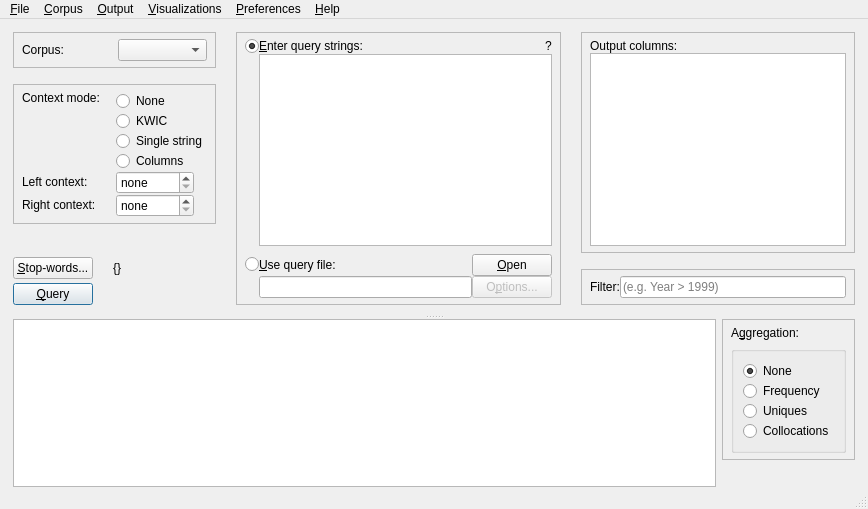
This is coquery/gui/ui/coquery.ui in gkunter/coquery as Qt 5 draws it before an edit. The edited form follows.
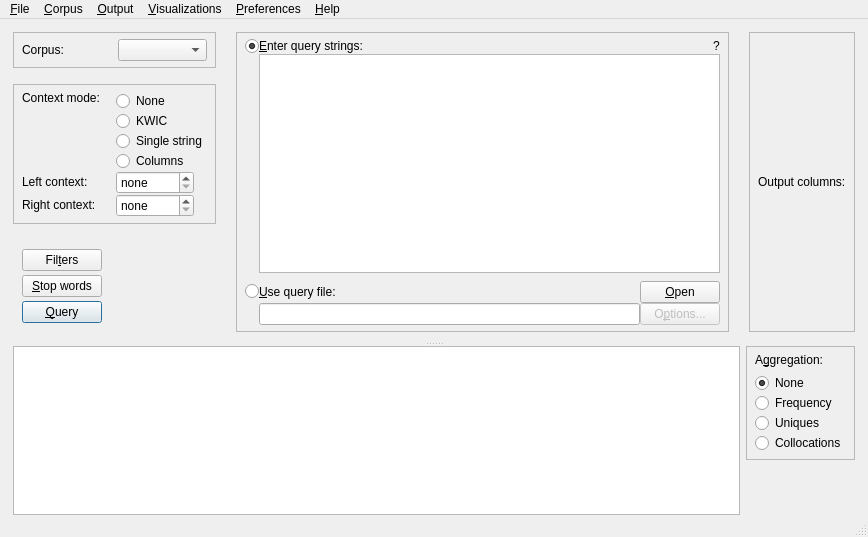
This is the edited form. Icons and pictures are not drawn.

Commit message: Remove filter widget and use button instead. Use CoqSwitch to toggle filters and stopwords

```diff
--- a/coquery/gui/ui/coquery.ui
+++ b/coquery/gui/ui/coquery.ui
@@ -7,7 +7,7 @@
     <x>0</x>
     <y>0</y>
     <width>868</width>
-    <height>509</height>
+    <height>537</height>
    </rect>
   </property>
   <property name="windowTitle">
@@ -388,13 +388,46 @@
            </spacer>
           </item>
           <item>
+           <widget class="QFrame" name="frame_buttons">
+            <property name="sizePolicy">
+             <sizepolicy hsizetype="Preferred" vsizetype="Fixed">
+              <horstretch>0</horstretch>
+              <verstretch>0</verstretch>
+             </sizepolicy>
+            </property>
            <layout class="QGridLayout" name="box_qer_buttons" rowstretch="0,0,0" columnstretch="0,0">
+             <property name="sizeConstraint">
+              <enum>QLayout::SetFixedSize</enum>
+             </property>
             <property name="horizontalSpacing">
-             <number>20</number>
+              <number>8</number>
             </property>
             <property name="verticalSpacing">
              <number>4</number>
             </property>
+             <item row="1" column="0">
+              <widget class="QPushButton" name="button_stopwords">
+               <property name="sizePolicy">
+                <sizepolicy hsizetype="Minimum" vsizetype="Fixed">
+                 <horstretch>0</horstretch>
+                 <verstretch>0</verstretch>
+                </sizepolicy>
+               </property>
+               <property name="text">
+                <string>&amp;Stop words</string>
+               </property>
+              </widget>
+             </item>
+             <item row="0" column="1">
+              <layout class="QHBoxLayout" name="filter_layout"/>
+             </item>
+             <item row="0" column="0">
+              <widget class="QPushButton" name="button_filters">
+               <property name="text">
+                <string>Fil&amp;ters</string>
+               </property>
+              </widget>
+             </item>
             <item row="2" column="0">
              <widget class="QPushButton" name="button_run_query">
               <property name="sizePolicy">
@@ -403,12 +436,6 @@
                 <verstretch>0</verstretch>
                </sizepolicy>
               </property>
-              <property name="minimumSize">
-               <size>
-                <width>0</width>
-                <height>0</height>
-               </size>
-              </property>
               <property name="text">
                <string>&amp;Query</string>
               </property>
@@ -424,33 +451,24 @@
               </property>
              </widget>
             </item>
-            <item row="1" column="0">
-             <widget class="QPushButton" name="button_stopwords">
-              <property name="sizePolicy">
-               <sizepolicy hsizetype="Minimum" vsizetype="Fixed">
-                <horstretch>0</horstretch>
-                <verstretch>0</verstretch>
-               </sizepolicy>
-              </property>
-              <property name="text">
-               <string>&amp;Stop-words...</string>
-              </property>
-             </widget>
+             <item row="2" column="1">
+              <spacer name="horizontalSpacer_6">
+               <property name="orientation">
+                <enum>Qt::Horizontal</enum>
+               </property>
+               <property name="sizeHint" stdset="0">
+                <size>
+                 <width>40</width>
+                 <height>20</height>
+                </size>
+               </property>
+              </spacer>
             </item>
             <item row="1" column="1">
-             <widget class="QLabel" name="stopword_label">
-              <property name="sizePolicy">
-               <sizepolicy hsizetype="Expanding" vsizetype="Preferred">
-                <horstretch>0</horstretch>
-                <verstretch>0</verstretch>
-               </sizepolicy>
-              </property>
-              <property name="text">
-               <string>{}</string>
-              </property>
-             </widget>
-            </item>
-           </layout>
+              <layout class="QHBoxLayout" name="stopword_layout"/>
+             </item>
+            </layout>
+           </widget>
           </item>
          </layout>
         </item>
@@ -664,7 +682,7 @@
          </widget>
         </item>
         <item>
-         <layout class="QVBoxLayout" name="output_settings" stretch="1,0">
+         <layout class="QVBoxLayout" name="output_settings" stretch="1">
           <property name="spacing">
            <number>16</number>
           </property>
@@ -717,118 +735,6 @@
                </property>
               </widget>
              </item>
-             <item>
-              <layout class="QVBoxLayout" name="options_list">
-               <property name="spacing">
-                <number>0</number>
-               </property>
-               <property name="sizeConstraint">
-                <enum>QLayout::SetMinimumSize</enum>
-               </property>
-               <item>
-                <widget class="QTreeWidget" name="options_tree">
-                 <property name="sizePolicy">
-                  <sizepolicy hsizetype="Minimum" vsizetype="Preferred">
-                   <horstretch>0</horstretch>
-                   <verstretch>0</verstretch>
-                  </sizepolicy>
-                 </property>
-                 <attribute name="headerVisible">
-                  <bool>false</bool>
-                 </attribute>
-                 <column>
-                  <property name="text">
-                   <string notr="true">1</string>
-                  </property>
-                 </column>
-                </widget>
-               </item>
-              </layout>
-             </item>
-            </layout>
-           </widget>
-          </item>
-          <item>
-           <widget class="QFrame" name="box_source_filter">
-            <property name="sizePolicy">
-             <sizepolicy hsizetype="Preferred" vsizetype="Preferred">
-              <horstretch>0</horstretch>
-              <verstretch>0</verstretch>
-             </sizepolicy>
-            </property>
-            <property name="frameShape">
-             <enum>QFrame::StyledPanel</enum>
-            </property>
-            <property name="frameShadow">
-             <enum>QFrame::Raised</enum>
-            </property>
-            <layout class="QVBoxLayout" name="verticalLayout_5">
-             <property name="spacing">
-              <number>0</number>
-             </property>
-             <property name="leftMargin">
-              <number>8</number>
-             </property>
-             <property name="topMargin">
-              <number>6</number>
-             </property>
-             <property name="rightMargin">
-              <number>8</number>
-             </property>
-             <property name="bottomMargin">
-              <number>6</number>
-             </property>
-             <item>
-              <widget class="QWidget" name="tag_cloud" native="true">
-               <property name="sizePolicy">
-                <sizepolicy hsizetype="Expanding" vsizetype="Minimum">
-                 <horstretch>0</horstretch>
-                 <verstretch>0</verstretch>
-                </sizepolicy>
-               </property>
-               <layout class="QHBoxLayout" name="tag_container">
-                <property name="spacing">
-                 <number>4</number>
-                </property>
-                <property name="margin">
-                 <number>0</number>
-                </property>
-               </layout>
-              </widget>
-             </item>
-             <item>
-              <layout class="QHBoxLayout" name="horizontalLayout">
-               <property name="spacing">
-                <number>0</number>
-               </property>
-               <item>
-                <widget class="QLabel" name="label_4">
-                 <property name="text">
-                  <string>Filter:</string>
-                 </property>
-                 <property name="buddy">
-                  <cstring>edit_query_filter</cstring>
-                 </property>
-                </widget>
-               </item>
-               <item>
-                <widget class="QLineEdit" name="edit_query_filter">
-                 <property name="sizePolicy">
-                  <sizepolicy hsizetype="Expanding" vsizetype="Fixed">
-                   <horstretch>0</horstretch>
-                   <verstretch>0</verstretch>
-                  </sizepolicy>
-                 </property>
-                 <property name="dragEnabled">
-                  <bool>true</bool>
-                 </property>
-                 <property name="placeholderText">
-                  <string>(e.g. Year &gt; 1999)</string>
-                 </property>
-                </widget>
-               </item>
-              </layout>
-             </item>
             </layout>
            </widget>
           </item>
@@ -891,7 +797,7 @@
           <item>
            <widget class="QFrame" name="box_aggregation_mode">
             <property name="sizePolicy">
-             <sizepolicy hsizetype="Fixed" vsizetype="Expanding">
+             <sizepolicy hsizetype="Fixed" vsizetype="Fixed">
               <horstretch>0</horstretch>
               <verstretch>0</verstretch>
              </sizepolicy>
@@ -941,11 +847,20 @@
               </widget>
              </item>
              <item>
-              <widget class="QGroupBox" name="group_aggregation">
+              <widget class="QWidget" name="group_aggregation" native="true">
+               <property name="sizePolicy">
+                <sizepolicy hsizetype="Fixed" vsizetype="Fixed">
+                 <horstretch>0</horstretch>
+                 <verstretch>0</verstretch>
+                </sizepolicy>
+               </property>
                <layout class="QVBoxLayout" name="verticalLayout_14">
                 <property name="spacing">
                  <number>0</number>
                 </property>
+                <property name="margin">
+                 <number>0</number>
+                </property>
                 <item>
                  <widget class="QRadioButton" name="radio_aggregate_none">
                   <property name="sizePolicy">
```
Left out of the diff: 6 changed lines with no effect on the pictures. Lines whose indentation alone changed are shown as unchanged. The commit also changes 8 other files.
